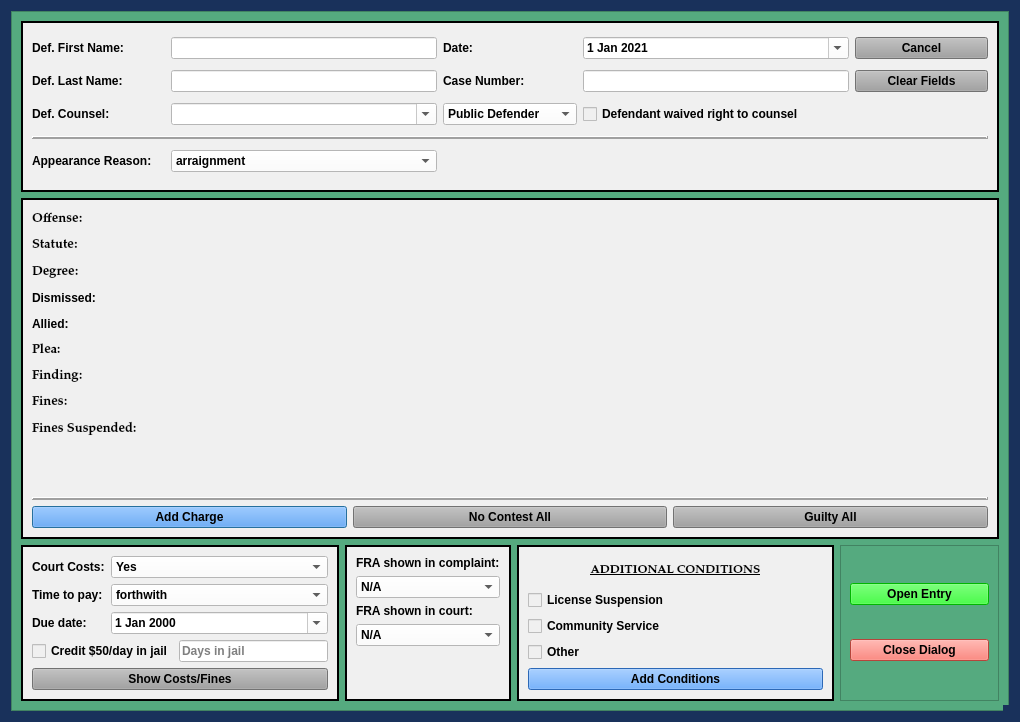
Qt form package/views/ui/FineOnlyPleaDialog.ui (HunterProgram22/MuniEntry) before a commit.
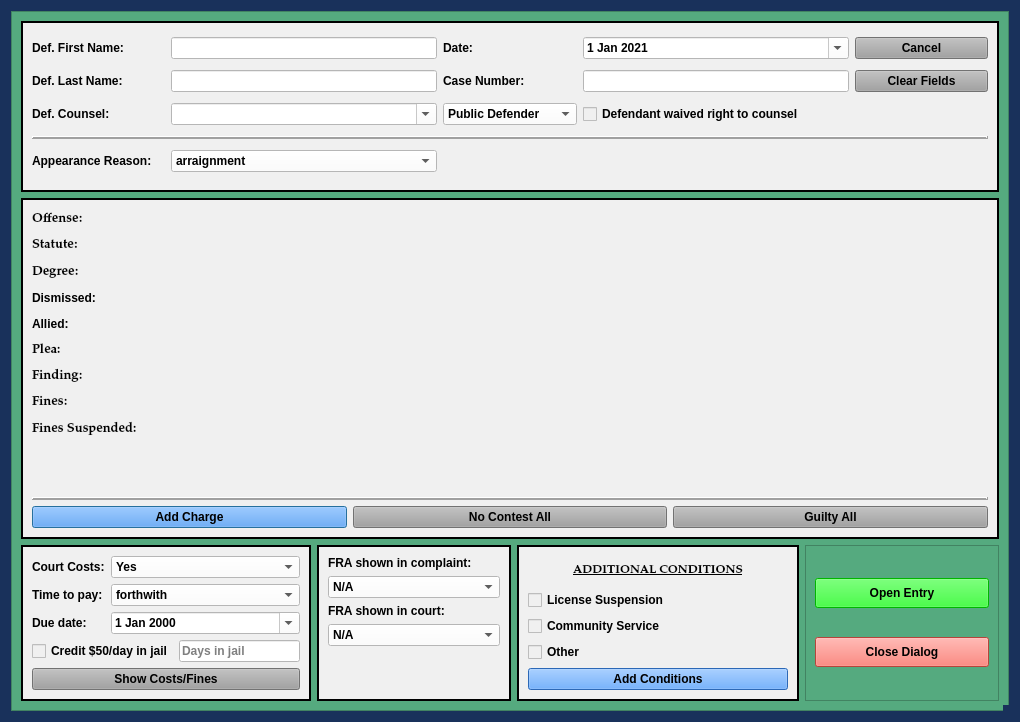
The same form after that commit.

Commit message: Updated fine and probation UI.

```diff
--- a/package/views/ui/FineOnlyPleaDialog.ui
+++ b/package/views/ui/FineOnlyPleaDialog.ui
@@ -166,7 +166,7 @@
         <height>702</height>
        </rect>
       </property>
-      <layout class="QGridLayout" name="gridLayout_2" rowstretch="1,2,0" columnstretch="2,1,2,1">
+      <layout class="QGridLayout" name="gridLayout_2" rowstretch="1,2,0" columnstretch="1,1,1,1">
        <item row="1" column="0" colspan="4">
         <widget class="QFrame" name="frame">
          <property name="sizePolicy">
@@ -878,6 +878,12 @@
          <layout class="QGridLayout" name="gridLayout_6">
           <item row="3" column="0">
            <widget class="QPushButton" name="close_dialog_Button">
+            <property name="minimumSize">
+             <size>
+              <width>120</width>
+              <height>30</height>
+             </size>
+            </property>
             <property name="focusPolicy">
              <enum>Qt::NoFocus</enum>
             </property>
@@ -894,6 +900,12 @@
           </item>
           <item row="2" column="0">
            <widget class="QPushButton" name="create_entry_Button">
+            <property name="minimumSize">
+             <size>
+              <width>120</width>
+              <height>30</height>
+             </size>
+            </property>
             <property name="styleSheet">
              <string notr="true">background-color: rgb(0, 255, 0);
 </string>
```
The commit also changes 5 other files.
